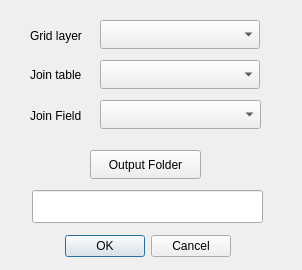
Before: the Qt Designer form JoinSplit_dialog_base.ui in ptarroso/JoinSplit, drawn with Qt 5.
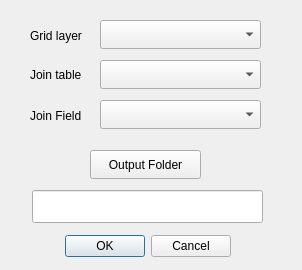
After: the same form once the commit is applied. Custom widgets are drawn as their Qt base class.

```diff
--- a/JoinSplit_dialog_base.ui
+++ b/JoinSplit_dialog_base.ui
@@ -29,26 +29,6 @@
     <set>QDialogButtonBox::Cancel|QDialogButtonBox::Ok</set>
    </property>
   </widget>
-  <widget class="QgsMapLayerComboBox" name="GridLayerCombo">
-   <property name="geometry">
-    <rect>
-     <x>100</x>
-     <y>20</y>
-     <width>160</width>
-     <height>29</height>
-    </rect>
-   </property>
-  </widget>
-  <widget class="QgsMapLayerComboBox" name="JoinTableCombo">
-   <property name="geometry">
-    <rect>
-     <x>100</x>
-     <y>60</y>
-     <width>160</width>
-     <height>29</height>
-    </rect>
-   </property>
-  </widget>
   <widget class="QLabel" name="label">
    <property name="geometry">
     <rect>
@@ -121,14 +101,35 @@
     </rect>
    </property>
   </widget>
+  <widget class="QComboBox" name="JoinTableCombo">
+   <property name="geometry">
+    <rect>
+     <x>100</x>
+     <y>60</y>
+     <width>161</width>
+     <height>29</height>
+    </rect>
+   </property>
+  </widget>
+  <widget class="QComboBox" name="GridLayerCombo">
+   <property name="geometry">
+    <rect>
+     <x>100</x>
+     <y>20</y>
+     <width>161</width>
+     <height>29</height>
+    </rect>
+   </property>
+  </widget>
  </widget>
- <customwidgets>
-  <customwidget>
-   <class>QgsMapLayerComboBox</class>
-   <extends>QComboBox</extends>
-   <header>qgsmaplayercombobox.h</header>
-  </customwidget>
- </customwidgets>
+ <tabstops>
+  <tabstop>GridLayerCombo</tabstop>
+  <tabstop>JoinTableCombo</tabstop>
+  <tabstop>JoinFieldCombo</tabstop>
+  <tabstop>OutputButton</tabstop>
+  <tabstop>OutputLine</tabstop>
+  <tabstop>button_box</tabstop>
+ </tabstops>
  <resources/>
  <connections>
   <connection>
```
